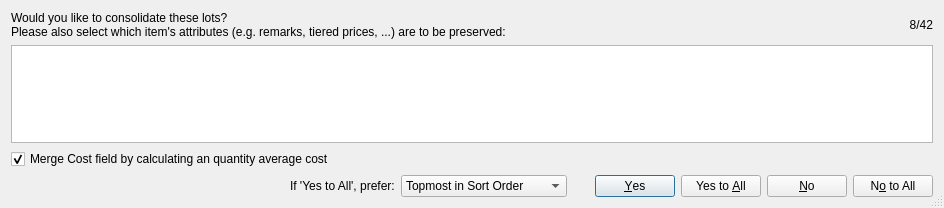
rgriebl/brickstore, file src/consolidateitemsdialog.ui: the form before one commit.
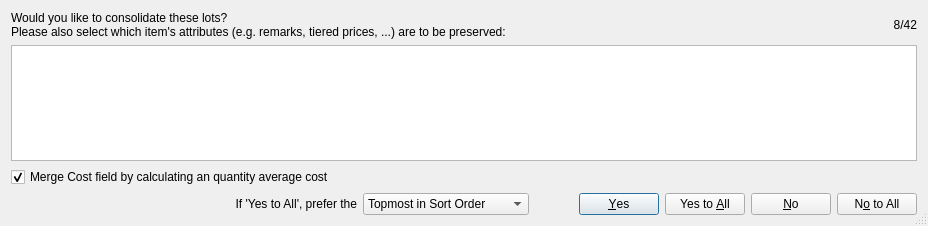
The form after the commit.

Patch:
```diff
--- a/src/consolidateitemsdialog.ui
+++ b/src/consolidateitemsdialog.ui
@@ -6,8 +6,8 @@
    <rect>
     <x>0</x>
     <y>0</y>
-    <width>944</width>
-    <height>208</height>
+    <width>928</width>
+    <height>226</height>
    </rect>
   </property>
   <property name="windowTitle">
@@ -91,23 +91,19 @@
    </item>
    <item>
     <layout class="QHBoxLayout" name="horizontalLayout">
-     <item>
-      <spacer name="horizontalSpacer_2">
-       <property name="orientation">
-        <enum>Qt::Horizontal</enum>
-       </property>
-       <property name="sizeHint" stdset="0">
-        <size>
-         <width>40</width>
-         <height>20</height>
-        </size>
-       </property>
-      </spacer>
-     </item>
      <item>
       <widget class="QLabel" name="w_label_remaining">
+       <property name="sizePolicy">
+        <sizepolicy hsizetype="MinimumExpanding" vsizetype="Preferred">
+         <horstretch>1</horstretch>
+         <verstretch>0</verstretch>
+        </sizepolicy>
+       </property>
        <property name="text">
-        <string>If 'Yes to All', prefer:</string>
+        <string>If 'Yes to All', prefer the</string>
+       </property>
+       <property name="alignment">
+        <set>Qt::AlignRight|Qt::AlignTrailing|Qt::AlignVCenter</set>
        </property>
       </widget>
      </item>
@@ -155,7 +151,7 @@
        </property>
        <property name="sizeHint" stdset="0">
         <size>
-         <width>22</width>
+         <width>44</width>
          <height>20</height>
         </size>
        </property>
@@ -163,6 +159,12 @@
      </item>
      <item>
       <widget class="QDialogButtonBox" name="w_buttons">
+       <property name="sizePolicy">
+        <sizepolicy hsizetype="Minimum" vsizetype="Fixed">
+         <horstretch>0</horstretch>
+         <verstretch>0</verstretch>
+        </sizepolicy>
+       </property>
        <property name="orientation">
         <enum>Qt::Horizontal</enum>
        </property>
```
